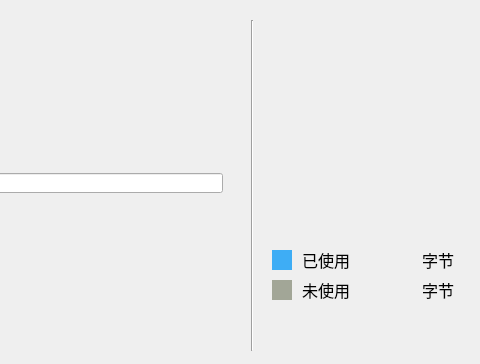
Old version of the form mainwindow.ui in the repository N3wbieH/file_system; both pictures show x 308 to 788 and y 0 to 364 of the 788 by 364 pixel window.
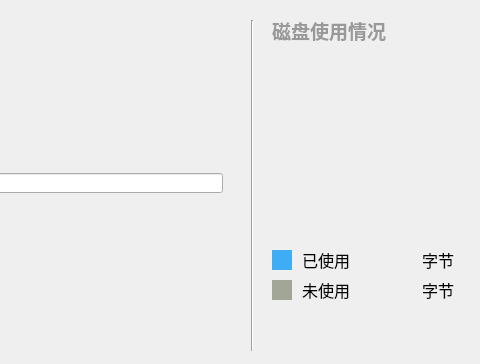
New version of the form. Icons and pictures are not drawn.

What changed in the file:
```diff
--- a/mainwindow.ui
+++ b/mainwindow.ui
@@ -300,6 +300,30 @@
      <enum>Qt::Vertical</enum>
     </property>
    </widget>
+   <widget class="QLabel" name="label_7">
+    <property name="geometry">
+     <rect>
+      <x>580</x>
+      <y>20</y>
+      <width>121</width>
+      <height>21</height>
+     </rect>
+    </property>
+    <property name="font">
+     <font>
+      <family>Microsoft YaHei</family>
+      <pointsize>14</pointsize>
+      <weight>75</weight>
+      <bold>true</bold>
+     </font>
+    </property>
+    <property name="styleSheet">
+     <string notr="true">color: rgb(153, 153, 153);</string>
+    </property>
+    <property name="text">
+     <string>磁盘使用情况</string>
+    </property>
+   </widget>
   </widget>
  </widget>
  <resources>
```
Left out of the diff: 3 changed lines with no effect on the pictures.
